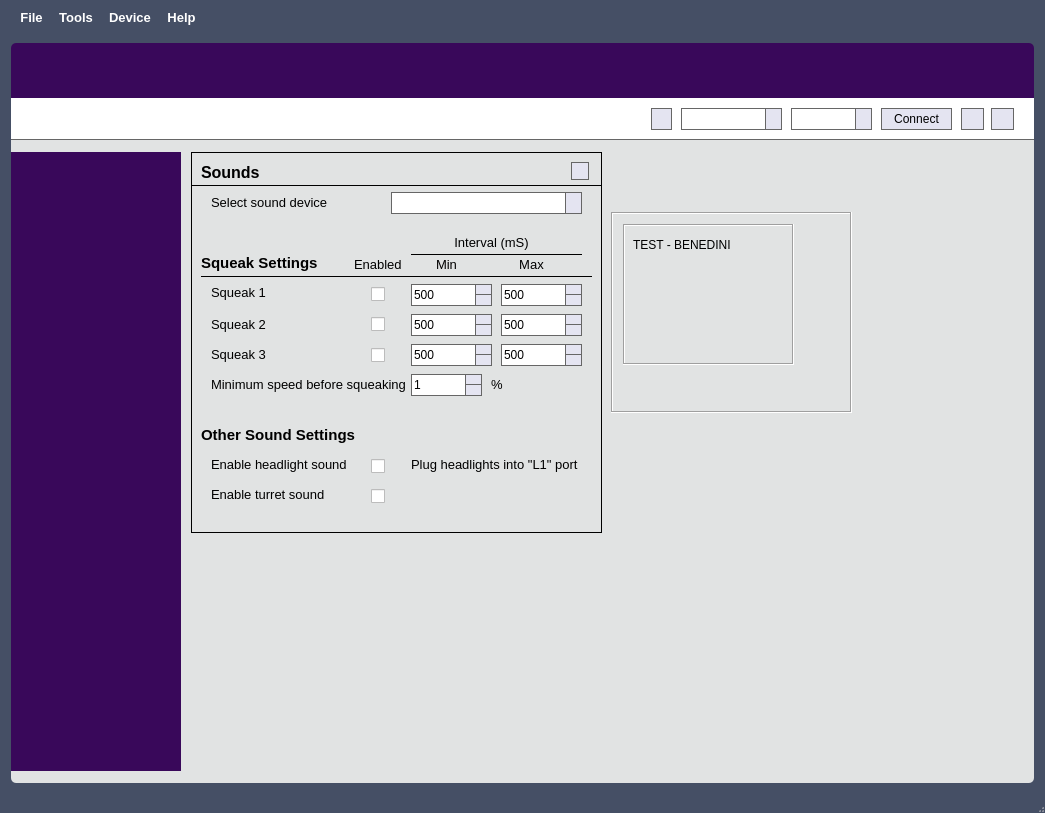
Qt form mainwindow.ui (OpenPanzerProject/OP-Config) before a commit.
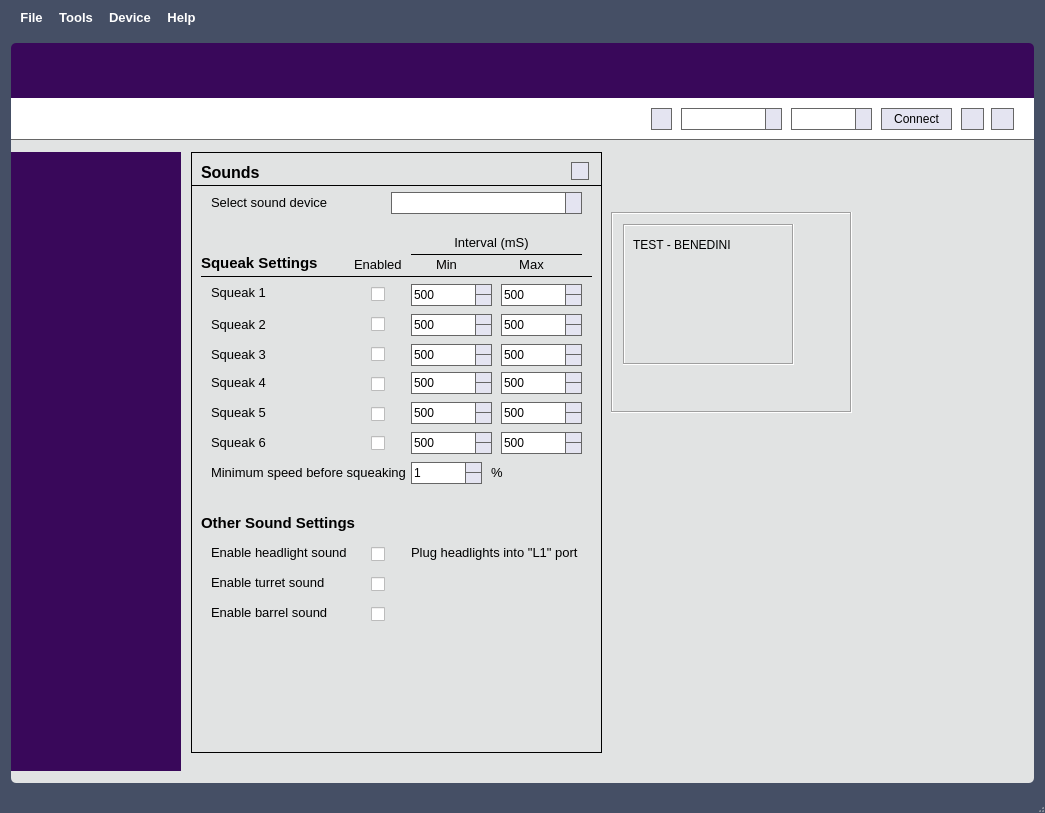
The same form after that commit. The open tabs and pages were chosen to show the change. Icons and pictures are not drawn. Custom widgets are drawn as their Qt base class.

Commit message: Version update. Adjustments to writing settings to the TCB. Additions for a future Open Panzer sound card.

Diff of the .ui file:
```diff
--- a/mainwindow.ui
+++ b/mainwindow.ui
@@ -10414,7 +10414,7 @@
                   <x>10</x>
                   <y>0</y>
                   <width>411</width>
-                  <height>381</height>
+                  <height>601</height>
                  </rect>
                 </property>
                 <property name="frameShape">
@@ -10581,7 +10581,7 @@
                  <property name="geometry">
                   <rect>
                    <x>20</x>
-                   <y>332</y>
+                   <y>420</y>
                    <width>131</width>
                    <height>21</height>
                   </rect>
@@ -10599,7 +10599,7 @@
                  <property name="geometry">
                   <rect>
                    <x>20</x>
-                   <y>302</y>
+                   <y>390</y>
                    <width>151</width>
                    <height>21</height>
                   </rect>
@@ -10617,7 +10617,7 @@
                  <property name="geometry">
                   <rect>
                    <x>180</x>
-                   <y>335</y>
+                   <y>423</y>
                    <width>16</width>
                    <height>18</height>
                   </rect>
@@ -10630,7 +10630,7 @@
                  <property name="geometry">
                   <rect>
                    <x>180</x>
-                   <y>305</y>
+                   <y>393</y>
                    <width>16</width>
                    <height>18</height>
                   </rect>
@@ -10795,7 +10795,7 @@
                  <property name="geometry">
                   <rect>
                    <x>180</x>
-                   <y>194</y>
+                   <y>193</y>
                    <width>16</width>
                    <height>18</height>
                   </rect>
@@ -10858,7 +10858,7 @@
                  <property name="geometry">
                   <rect>
                    <x>220</x>
-                   <y>302</y>
+                   <y>390</y>
                    <width>181</width>
                    <height>21</height>
                   </rect>
@@ -10876,7 +10876,7 @@
                  <property name="geometry">
                   <rect>
                    <x>10</x>
-                   <y>272</y>
+                   <y>360</y>
                    <width>241</width>
                    <height>21</height>
                   </rect>
@@ -10896,7 +10896,7 @@
                  <property name="geometry">
                   <rect>
                    <x>20</x>
-                   <y>222</y>
+                   <y>310</y>
                    <width>201</width>
                    <height>21</height>
                   </rect>
@@ -10914,7 +10914,7 @@
                  <property name="geometry">
                   <rect>
                    <x>220</x>
-                   <y>222</y>
+                   <y>310</y>
                    <width>71</width>
                    <height>22</height>
                   </rect>
@@ -10930,7 +10930,7 @@
                  <property name="geometry">
                   <rect>
                    <x>300</x>
-                   <y>222</y>
+                   <y>310</y>
                    <width>21</width>
                    <height>21</height>
                   </rect>
@@ -10978,6 +10978,226 @@
                   <string>Select sound device</string>
                  </property>
                 </widget>
+                <widget class="QLabel" name="label_157">
+                 <property name="geometry">
+                  <rect>
+                   <x>20</x>
+                   <y>250</y>
+                   <width>91</width>
+                   <height>21</height>
+                  </rect>
+                 </property>
+                 <property name="font">
+                  <font>
+                   <pointsize>10</pointsize>
+                  </font>
+                 </property>
+                 <property name="text">
+                  <string>Squeak 5</string>
+                 </property>
+                </widget>
+                <widget class="QLabel" name="label_158">
+                 <property name="geometry">
+                  <rect>
+                   <x>20</x>
+                   <y>220</y>
+                   <width>91</width>
+                   <height>21</height>
+                  </rect>
+                 </property>
+                 <property name="font">
+                  <font>
+                   <pointsize>10</pointsize>
+                  </font>
+                 </property>
+                 <property name="text">
+                  <string>Squeak 4</string>
+                 </property>
+                </widget>
+                <widget class="QSpinBox" name="spinSqueak5Min">
+                 <property name="geometry">
+                  <rect>
+                   <x>220</x>
+                   <y>250</y>
+                   <width>81</width>
+                   <height>22</height>
+                  </rect>
+                 </property>
+                 <property name="minimum">
+                  <number>500</number>
+                 </property>
+                 <property name="maximum">
+                  <number>10000</number>
+                 </property>
+                </widget>
+                <widget class="QSpinBox" name="spinSqueak4Max">
+                 <property name="geometry">
+                  <rect>
+                   <x>310</x>
+                   <y>220</y>
+                   <width>81</width>
+                   <height>22</height>
+                  </rect>
+                 </property>
+                 <property name="minimum">
+                  <number>500</number>
+                 </property>
+                 <property name="maximum">
+                  <number>10000</number>
+                 </property>
+                </widget>
+                <widget class="QCheckBox" name="chkEnableSqueak4">
+                 <property name="geometry">
+                  <rect>
+                   <x>180</x>
+                   <y>223</y>
+                   <width>16</width>
+                   <height>18</height>
+                  </rect>
+                 </property>
+                 <property name="text">
+                  <string/>
+                 </property>
+                </widget>
+                <widget class="QSpinBox" name="spinSqueak5Max">
+                 <property name="geometry">
+                  <rect>
+                   <x>310</x>
+                   <y>250</y>
+                   <width>81</width>
+                   <height>22</height>
+                  </rect>
+                 </property>
+                 <property name="minimum">
+                  <number>500</number>
+                 </property>
+                 <property name="maximum">
+                  <number>10000</number>
+                 </property>
+                </widget>
+                <widget class="QSpinBox" name="spinSqueak6Min">
+                 <property name="geometry">
+                  <rect>
+                   <x>220</x>
+                   <y>280</y>
+                   <width>81</width>
+                   <height>22</height>
+                  </rect>
+                 </property>
+                 <property name="minimum">
+                  <number>500</number>
+                 </property>
+                 <property name="maximum">
+                  <number>10000</number>
+                 </property>
+                </widget>
+                <widget class="QSpinBox" name="spinSqueak4Min">
+                 <property name="geometry">
+                  <rect>
+                   <x>220</x>
+                   <y>220</y>
+                   <width>81</width>
+                   <height>22</height>
+                  </rect>
+                 </property>
+                 <property name="minimum">
+                  <number>500</number>
+                 </property>
+                 <property name="maximum">
+                  <number>10000</number>
+                 </property>
+                </widget>
+                <widget class="QCheckBox" name="chkEnableSqueak6">
+                 <property name="geometry">
+                  <rect>
+                   <x>180</x>
+                   <y>282</y>
+                   <width>16</width>
+                   <height>18</height>
+                  </rect>
+                 </property>
+                 <property name="text">
+                  <string/>
+                 </property>
+                </widget>
+                <widget class="QSpinBox" name="spinSqueak6Max">
+                 <property name="geometry">
+                  <rect>
+                   <x>310</x>
+                   <y>280</y>
+                   <width>81</width>
+                   <height>22</height>
+                  </rect>
+                 </property>
+                 <property name="minimum">
+                  <number>500</number>
+                 </property>
+                 <property name="maximum">
+                  <number>10000</number>
+                 </property>
+                </widget>
+                <widget class="QCheckBox" name="chkEnableSqueak5">
+                 <property name="geometry">
+                  <rect>
+                   <x>180</x>
+                   <y>253</y>
+                   <width>16</width>
+                   <height>18</height>
+                  </rect>
+                 </property>
+                 <property name="text">
+                  <string/>
+                 </property>
+                </widget>
+                <widget class="QLabel" name="label_159">
+                 <property name="geometry">
+                  <rect>
+                   <x>20</x>
+                   <y>280</y>
+                   <width>91</width>
+                   <height>21</height>
+                  </rect>
+                 </property>
+                 <property name="font">
+                  <font>
+                   <pointsize>10</pointsize>
+                  </font>
+                 </property>
+                 <property name="text">
+                  <string>Squeak 6</string>
+                 </property>
+                </widget>
+                <widget class="QCheckBox" name="chkEnableBarrelSound">
+                 <property name="geometry">
+                  <rect>
+                   <x>180</x>
+                   <y>453</y>
+                   <width>16</width>
+                   <height>18</height>
+                  </rect>
+                 </property>
+                 <property name="text">
+                  <string/>
+                 </property>
+                </widget>
+                <widget class="QLabel" name="label_160">
+                 <property name="geometry">
+                  <rect>
+                   <x>20</x>
+                   <y>450</y>
+                   <width>131</width>
+                   <height>21</height>
+                  </rect>
+                 </property>
+                 <property name="font">
+                  <font>
+                   <pointsize>10</pointsize>
+                  </font>
+                 </property>
+                 <property name="text">
+                  <string>Enable barrel sound</string>
+                 </property>
+                </widget>
                </widget>
               </widget>
               <widget class="QWidget" name="pgMisc">
```
Left out of the diff: 2 changed lines with no effect on the pictures. The commit also changes 16 other files.
